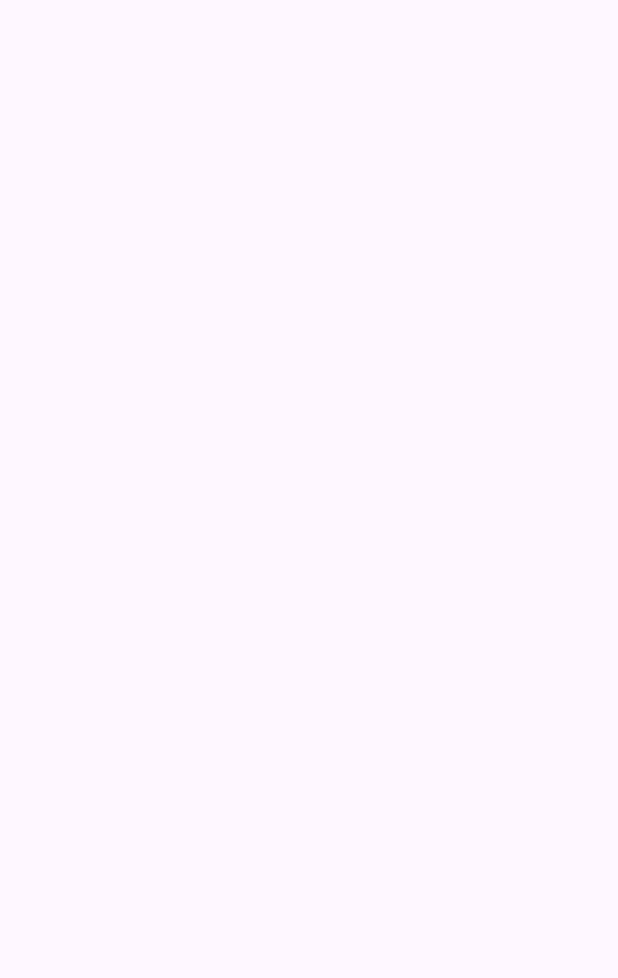
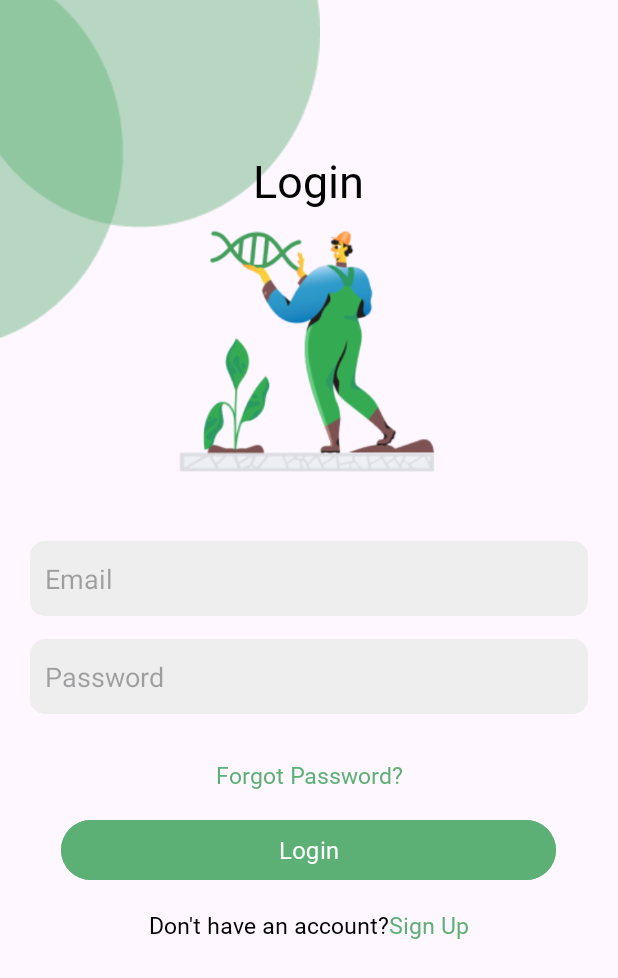
Before and after one commit to mausneg/FASDD, an Android app: the Login screen opened directly, with no data from a screen before it, on a phone screen of 412 x 824 dp. Before the commit the part shown is empty. Shown: the top 978 px of the screen. Run offline under Robolectric (Android 15) with nearby library versions, the phone set to English and light mode, and no system bars.

Commit message:
First Show Activity dan Login UI

```diff
--- /dev/null
+++ b/app/src/main/res/drawable/baseline_lock_24.xml
@@ -0,0 +1,5 @@
+<vector android:height="24dp" android:tint="#000000"
+    android:viewportHeight="24" android:viewportWidth="24"
+    android:width="24dp" xmlns:android="http://schemas.android.com/apk/res/android">
+    <path android:fillColor="@android:color/white" android:pathData="M18,8h-1L17,6c0,-2.76 -2.24,-5 -5,-5S7,3.24 7,6v2L6,8c-1.1,0 -2,0.9 -2,2v10c0,1.1 0.9,2 2,2h12c1.1,0 2,-0.9 2,-2L20,10c0,-1.1 -0.9,-2 -2,-2zM12,17c-1.1,0 -2,-0.9 -2,-2s0.9,-2 2,-2 2,0.9 2,2 -0.9,2 -2,2zM15.1,8L8.9,8L8.9,6c0,-1.71 1.39,-3.1 3.1,-3.1 1.71,0 3.1,1.39 3.1,3.1v2z"/>
+</vector>
--- /dev/null
+++ b/app/src/main/res/drawable/input_shape.xml
@@ -0,0 +1,7 @@
+<?xml version="1.0" encoding="utf-8"?>
+<shape android:shape="rectangle" xmlns:android="http://schemas.android.com/apk/res/android">
+
+    <solid android:color="@color/grey"/>
+    <corners android:radius="10dp"/>
+
+</shape>
--- a/app/src/main/res/layout/activity_login.xml
+++ b/app/src/main/res/layout/activity_login.xml
@@ -1,9 +1,126 @@
 <?xml version="1.0" encoding="utf-8"?>
-<androidx.constraintlayout.widget.ConstraintLayout xmlns:android="http://schemas.android.com/apk/res/android"
+<RelativeLayout xmlns:android="http://schemas.android.com/apk/res/android"
     xmlns:app="http://schemas.android.com/apk/res-auto"
     xmlns:tools="http://schemas.android.com/tools"
     android:layout_width="match_parent"
     android:layout_height="match_parent"
     tools:context=".Login">
 
-</androidx.constraintlayout.widget.ConstraintLayout>
+    <ImageView
+        android:id="@+id/img1"
+        android:layout_width="wrap_content"
+        android:layout_height="wrap_content"
+        android:layout_alignParentLeft="true"
+        android:layout_alignParentTop="true"
+        android:layout_marginLeft="-28dp"
+        android:layout_marginTop="-8dp"
+        android:src="@drawable/gambar2" />
+
+    <TextView
+        android:id="@+id/text1"
+        android:layout_width="wrap_content"
+        android:layout_height="wrap_content"
+        android:layout_below="@id/img1"
+        android:layout_centerHorizontal="true"
+        android:layout_marginTop="-132dp"
+        android:fontFamily="@font/poppinsbold"
+        android:gravity="center_horizontal"
+        android:text="Login"
+        android:textColor="@color/black"
+        android:textSize="30sp" />
+
+    <ImageView
+        android:id="@+id/karakter"
+        android:layout_width="202dp"
+        android:layout_height="212dp"
+        android:layout_below="@id/text1"
+        android:layout_marginTop="-12dp"
+        android:src="@drawable/gambar3"
+        android:layout_centerHorizontal="true"/>
+
+    <LinearLayout
+        android:layout_width="match_parent"
+        android:layout_height="wrap_content"
+        android:orientation="vertical"
+        android:layout_below="@id/karakter"
+        android:padding="20dp"
+        android:id="@+id/layout1">
+
+        <EditText
+            android:layout_width="match_parent"
+            android:layout_height="50dp"
+            android:background="@drawable/input_shape"
+            android:hint="Email"
+            android:backgroundTint="@color/grey"
+            android:paddingLeft="10dp"
+            android:id="@+id/input1"
+            />
+
+        <EditText
+            android:layout_width="match_parent"
+            android:layout_height="50dp"
+            android:layout_marginTop="15dp"
+            android:background="@drawable/input_shape"
+            android:hint="@string/password"
+            android:backgroundTint="@color/grey"
+            android:paddingStart="10dp"
+            android:id="@+id/input2"
+            />
+    </LinearLayout>
+
+    <TextView
+        android:id="@+id/text2"
+        android:layout_width="wrap_content"
+        android:layout_height="wrap_content"
+        android:layout_below="@id/layout1"
+        android:layout_marginTop="10dp"
+        android:fontFamily="@font/poppinsmedium"
+        android:gravity="center_horizontal"
+        android:text="@string/forgot_password"
+        android:textColor="@color/green"
+        android:textSize="15sp"
+        android:layout_centerHorizontal="true"/>
+
+    <Button
+        android:layout_width="wrap_content"
+        android:layout_height="wrap_content"
+        android:layout_below="@id/text2"
+        android:layout_centerHorizontal="true"
+        android:layout_marginTop="15dp"
+        android:width="330dp"
+        android:backgroundTint="@color/green"
+        android:fontFamily="@font/poppinssemibold"
+        android:text="@string/login"
+        android:textColor="@color/white"
+        android:textSize="16sp"
+        android:id="@+id/btn1"/>
+
+    <LinearLayout
+        android:layout_width="match_parent"
+        android:layout_height="wrap_content"
+        android:orientation="horizontal"
+        android:layout_below="@id/btn1"
+        android:gravity="center"
+        android:layout_marginTop="15dp">
+        <TextView
+            android:id="@+id/text3"
+            android:layout_width="wrap_content"
+            android:layout_height="wrap_content"
+            android:fontFamily="@font/poppinsmedium"
+            android:text="@string/don_t_have_an_account"
+            android:textColor="@color/black"
+            android:textSize="15sp"/>
+
+        <TextView
+            android:id="@+id/text4"
+            android:layout_width="wrap_content"
+            android:layout_height="wrap_content"
+            android:fontFamily="@font/poppinsmedium"
+            android:text="@string/sign_up"
+            android:textColor="@color/green"
+            android:textSize="15sp"/>
+
+    </LinearLayout>
+
+
+</RelativeLayout>
--- a/app/src/main/res/values/colors.xml
+++ b/app/src/main/res/values/colors.xml
@@ -1,6 +1,8 @@
 <?xml version="1.0" encoding="utf-8"?>
 <resources>
+    <color name="my_light_primary">#FFFFFF</color>
     <color name="black">#FF000000</color>
     <color name="white">#FFFFFFFF</color>
-    <color name="my_light_primary">#5DB075</color>
+    <color name="green">#5DB075</color>
+    <color name="grey">#EEEEEE</color>
 </resources>
--- a/app/src/main/res/values/strings.xml
+++ b/app/src/main/res/values/strings.xml
@@ -1,3 +1,11 @@
 <resources>
     <string name="app_name">fasdd_android</string>
+    <string name="langkah_terbaik_untuk_tanaman_anda">Langkah Terbaik Untuk Tanaman Anda</string>
+    <string name="lorem_ipsum_is_simply_dummy_text_of_the_printing_and_typesetting_industry_lorem_ipsum_has_been_the_industry_s_standard_dummy_text_ever_since_the">Lorem Ipsum is simply dummy text of the printing and typesetting industry. Lorem Ipsum has been the industry’s standard dummy text ever since the ,</string>
+    <string name="login">Login</string>
+    <string name="register">Register</string>
+    <string name="sign_up">Sign Up</string>
+    <string name="don_t_have_an_account">Don\'t have an account?</string>
+    <string name="forgot_password">Forgot Password?</string>
+    <string name="password">Password</string>
 </resources>
```
Also changed, not shown: app/src/main/AndroidManifest.xml (+4 -3 lines), app/src/main/java/com/example/fasdd_android/FstShow.kt (added, +11 -0 lines), app/src/main/res/drawable/button_shape.xml (added, +7 -0 lines), app/src/main/res/drawable/button_shape2.xml (added, +7 -0 lines), app/src/main/res/layout/activity_fstshow.xml (added, +82 -0 lines), app/src/main/res/drawable/gambar1.png (added), app/src/main/res/drawable/gambar2.png (added), app/src/main/res/drawable/gambar3.png (added), app/src/main/res/drawable/logofasdd.png (added).
